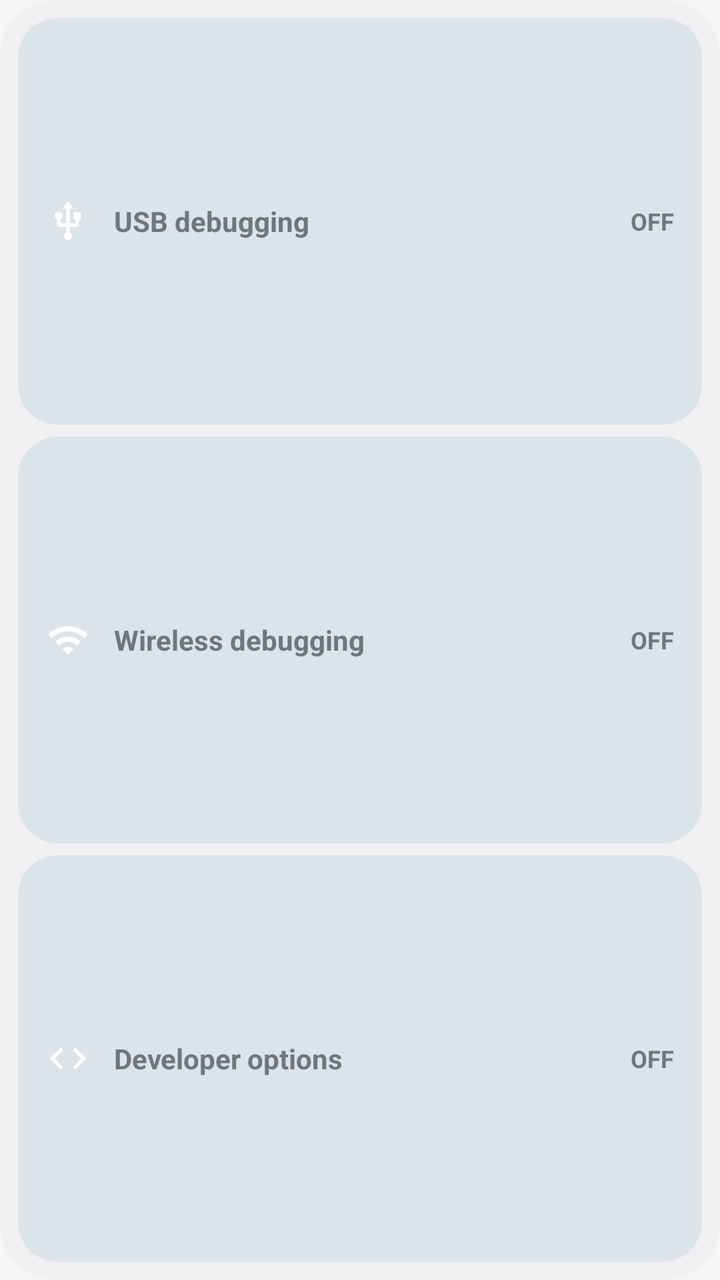
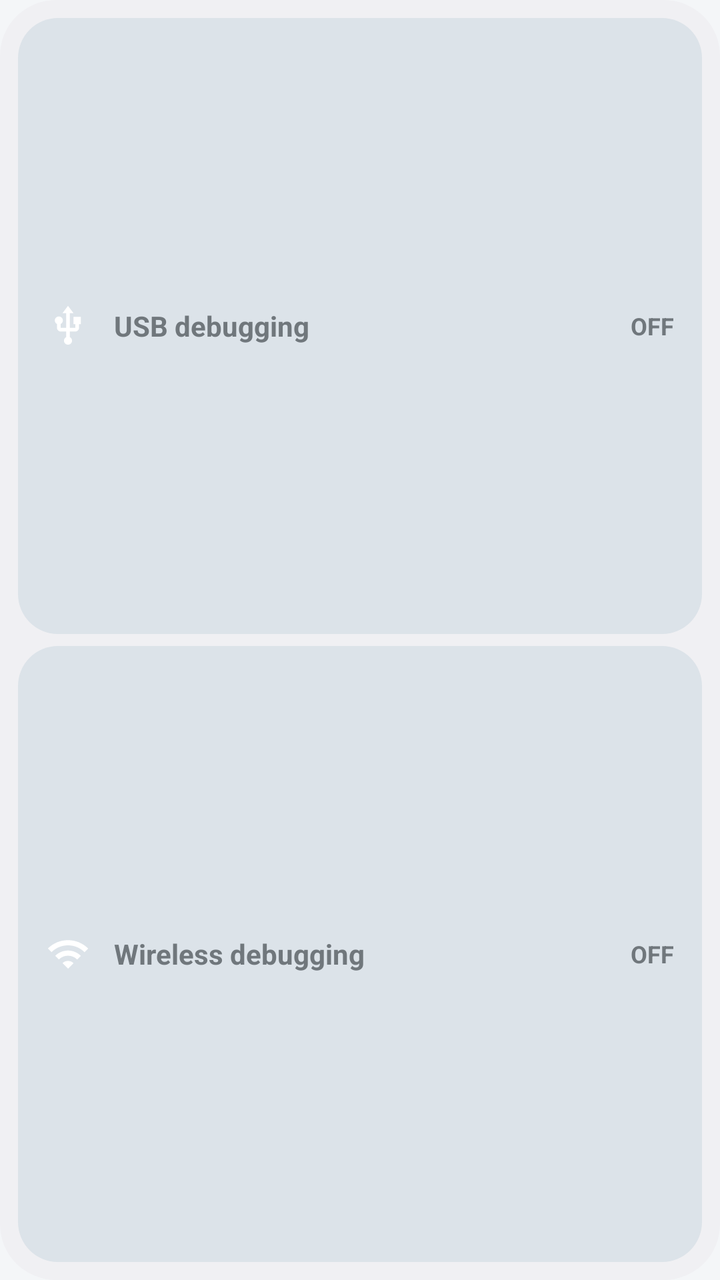

The first picture is an Android layout as it rendered before a commit; the second is the same layout after the commit. The layout source and the unified diff follow.
<!-- AndroidManifest.xml: application theme AppTheme -->
<!-- res/layout/widget_list.xml -->
<?xml version="1.0" encoding="utf-8"?>
<LinearLayout xmlns:android="http://schemas.android.com/apk/res/android"
    android:layout_width="match_parent"
    android:layout_height="match_parent"
    android:background="@drawable/widget_container"
    android:orientation="vertical"
    android:padding="6dp">

    <LinearLayout
        android:id="@+id/list_usb"
        android:layout_width="match_parent"
        android:layout_height="0dp"
        android:layout_margin="3dp"
        android:layout_weight="1"
        android:background="@drawable/widget_btn_off"
        android:gravity="center_vertical"
        android:orientation="horizontal"
        android:paddingStart="14dp"
        android:paddingEnd="14dp">

        <ImageView
            android:id="@+id/list_usb_icon"
            android:layout_width="22dp"
            android:layout_height="22dp"
            android:contentDescription="@null"
            android:src="@drawable/ic_usb" />

        <TextView
            android:id="@+id/list_usb_label"
            android:layout_width="0dp"
            android:layout_height="wrap_content"
            android:layout_marginStart="12dp"
            android:layout_weight="1"
            android:ellipsize="end"
            android:maxLines="1"
            android:text="@string/label_usb"
            android:textSize="14sp"
            android:textStyle="bold" />

        <TextView
            android:id="@+id/list_usb_state"
            android:layout_width="wrap_content"
            android:layout_height="wrap_content"
            android:text="@string/state_off"
            android:textSize="12sp"
            android:textStyle="bold" />
    </LinearLayout>

    <LinearLayout
        android:id="@+id/list_wireless"
        android:layout_width="match_parent"
        android:layout_height="0dp"
        android:layout_margin="3dp"
        android:layout_weight="1"
        android:background="@drawable/widget_btn_off"
        android:gravity="center_vertical"
        android:orientation="horizontal"
        android:paddingStart="14dp"
        android:paddingEnd="14dp">

        <ImageView
            android:id="@+id/list_wireless_icon"
            android:layout_width="22dp"
            android:layout_height="22dp"
            android:contentDescription="@null"
            android:src="@drawable/ic_wifi" />

        <TextView
            android:id="@+id/list_wireless_label"
            android:layout_width="0dp"
            android:layout_height="wrap_content"
            android:layout_marginStart="12dp"
            android:layout_weight="1"
            android:ellipsize="end"
            android:maxLines="1"
            android:text="@string/label_wireless"
            android:textSize="14sp"
            android:textStyle="bold" />

        <TextView
            android:id="@+id/list_wireless_state"
            android:layout_width="wrap_content"
            android:layout_height="wrap_content"
            android:text="@string/state_off"
            android:textSize="12sp"
            android:textStyle="bold" />
    </LinearLayout>

    <LinearLayout
        android:id="@+id/list_dev"
        android:layout_width="match_parent"
        android:layout_height="0dp"
        android:layout_margin="3dp"
        android:layout_weight="1"
        android:background="@drawable/widget_btn_off"
        android:gravity="center_vertical"
        android:orientation="horizontal"
        android:paddingStart="14dp"
        android:paddingEnd="14dp">

        <ImageView
            android:id="@+id/list_dev_icon"
            android:layout_width="22dp"
            android:layout_height="22dp"
            android:contentDescription="@null"
            android:src="@drawable/ic_code" />

        <TextView
            android:id="@+id/list_dev_label"
            android:layout_width="0dp"
            android:layout_height="wrap_content"
            android:layout_marginStart="12dp"
            android:layout_weight="1"
            android:ellipsize="end"
            android:maxLines="1"
            android:text="@string/label_dev"
            android:textSize="14sp"
            android:textStyle="bold" />

        <TextView
            android:id="@+id/list_dev_state"
            android:layout_width="wrap_content"
            android:layout_height="wrap_content"
            android:text="@string/state_off"
            android:textSize="12sp"
            android:textStyle="bold" />
    </LinearLayout>
</LinearLayout>
<!-- resources referenced by this layout -->
<resources>
  <!-- drawable ic_code (drawable) -->
  <?xml version="1.0" encoding="utf-8"?>
  <vector xmlns:android="http://schemas.android.com/apk/res/android"
      android:width="24dp"
      android:height="24dp"
      android:viewportWidth="24"
      android:viewportHeight="24">
      <path
          android:fillColor="#FFFFFFFF"
          android:pathData="M9.4,16.6L4.8,12l4.6,-4.6L8,6l-6,6 6,6 1.4,-1.4zM14.6,16.6l4.6,-4.6 -4.6,-4.6L16,6l6,6 -6,6 -1.4,-1.4z" />
  </vector>
  <!-- drawable ic_usb (drawable) -->
  <?xml version="1.0" encoding="utf-8"?>
  <vector xmlns:android="http://schemas.android.com/apk/res/android"
      android:width="24dp"
      android:height="24dp"
      android:viewportWidth="24"
      android:viewportHeight="24">
      <path
          android:fillColor="#FFFFFFFF"
          android:pathData="M15,7v4h1v2h-3V5h2l-3,-4 -3,4h2v8H8v-2.07c0.7,-0.37 1.2,-1.08 1.2,-1.93 0,-1.21 -0.99,-2.2 -2.2,-2.2 -1.21,0 -2.2,0.99 -2.2,2.2 0,0.85 0.5,1.56 1.2,1.93V13c0,1.11 0.89,2 2,2h3v3.05c-0.71,0.37 -1.2,1.1 -1.2,1.95 0,1.22 0.99,2.2 2.2,2.2 1.21,0 2.2,-0.98 2.2,-2.2 0,-0.85 -0.49,-1.58 -1.2,-1.95V15h3c1.11,0 2,-0.89 2,-2v-2h1V7h-4z" />
  </vector>
  <!-- drawable ic_wifi (drawable) -->
  <?xml version="1.0" encoding="utf-8"?>
  <vector xmlns:android="http://schemas.android.com/apk/res/android"
      android:width="24dp"
      android:height="24dp"
      android:viewportWidth="24"
      android:viewportHeight="24">
      <path
          android:fillColor="#FFFFFFFF"
          android:pathData="M1,9l2,2c4.97,-4.97 13.03,-4.97 18,0l2,-2C16.93,2.93 7.08,2.93 1,9zM9,17l3,3 3,-3c-1.65,-1.66 -4.34,-1.66 -6,0zM5,13l2,2c2.76,-2.76 7.24,-2.76 10,0l2,-2C15.14,9.14 8.87,9.14 5,13z" />
  </vector>
  <!-- drawable widget_btn_off (drawable) -->
  <?xml version="1.0" encoding="utf-8"?>
  <shape xmlns:android="http://schemas.android.com/apk/res/android">
      <solid android:color="@color/widget_off_bg" />
      <corners android:radius="@dimen/widget_inner_radius" />
  </shape>
  <!-- drawable widget_container (drawable) -->
  <?xml version="1.0" encoding="utf-8"?>
  <shape xmlns:android="http://schemas.android.com/apk/res/android">
      <solid android:color="@color/widget_bg" />
      <corners android:radius="@dimen/widget_radius" />
  </shape>
  <string name="label_dev">Developer options</string>
  <string name="label_usb">USB debugging</string>
  <string name="label_wireless">Wireless debugging</string>
  <string name="state_off">OFF</string>
  <style name="AppTheme" parent="android:Theme.DeviceDefault.DayNight">
          <item name="android:windowActionBar">false</item>
          <item name="android:windowNoTitle">true</item>
          <item name="android:windowBackground">@color/bg</item>
          <item name="android:colorAccent">@color/accent</item>
          <item name="android:statusBarColor">@color/bg</item>
          <item name="android:navigationBarColor">@color/bg</item>
          <item name="android:windowLightStatusBar">true</item>
          <item name="android:windowLightNavigationBar">true</item>
      </style>
  <color name="widget_off_bg">#FFE3E8EE</color>
  <dimen name="widget_inner_radius">16dp</dimen>
  <color name="widget_bg">#FFFFFFFF</color>
  <dimen name="widget_radius">24dp</dimen>
  <color name="bg">#FFF4F6F8</color>
  <color name="accent">#FF1E9E5A</color>
</resources>

<!-- the commit's change to res/layout/widget_list.xml (unified diff, before → after) -->
@@ -86,43 +86,4 @@
             android:textStyle="bold" />
     </LinearLayout>
 
-    <LinearLayout
-        android:id="@+id/list_dev"
-        android:layout_width="match_parent"
-        android:layout_height="0dp"
-        android:layout_margin="3dp"
-        android:layout_weight="1"
-        android:background="@drawable/widget_btn_off"
-        android:gravity="center_vertical"
-        android:orientation="horizontal"
-        android:paddingStart="14dp"
-        android:paddingEnd="14dp">
-
-        <ImageView
-            android:id="@+id/list_dev_icon"
-            android:layout_width="22dp"
-            android:layout_height="22dp"
-            android:contentDescription="@null"
-            android:src="@drawable/ic_code" />
-
-        <TextView
-            android:id="@+id/list_dev_label"
-            android:layout_width="0dp"
-            android:layout_height="wrap_content"
-            android:layout_marginStart="12dp"
-            android:layout_weight="1"
-            android:ellipsize="end"
-            android:maxLines="1"
-            android:text="@string/label_dev"
-            android:textSize="14sp"
-            android:textStyle="bold" />
-
-        <TextView
-            android:id="@+id/list_dev_state"
-            android:layout_width="wrap_content"
-            android:layout_height="wrap_content"
-            android:text="@string/state_off"
-            android:textSize="12sp"
-            android:textStyle="bold" />
-    </LinearLayout>
 </LinearLayout>
<!-- resource entries referenced after the edit -->
@@ -1,16 +1,5 @@
 <!-- resources referenced by this layout -->
 <resources>
-  <!-- drawable ic_code (drawable) -->
-  <?xml version="1.0" encoding="utf-8"?>
-  <vector xmlns:android="http://schemas.android.com/apk/res/android"
-      android:width="24dp"
-      android:height="24dp"
-      android:viewportWidth="24"
-      android:viewportHeight="24">
-      <path
-          android:fillColor="#FFFFFFFF"
-          android:pathData="M9.4,16.6L4.8,12l4.6,-4.6L8,6l-6,6 6,6 1.4,-1.4zM14.6,16.6l4.6,-4.6 -4.6,-4.6L16,6l6,6 -6,6 -1.4,-1.4z" />
-  </vector>
   <!-- drawable ic_usb (drawable) -->
   <?xml version="1.0" encoding="utf-8"?>
   <vector xmlns:android="http://schemas.android.com/apk/res/android"
@@ -45,7 +34,6 @@
       <solid android:color="@color/widget_bg" />
       <corners android:radius="@dimen/widget_radius" />
   </shape>
-  <string name="label_dev">Developer options</string>
   <string name="label_usb">USB debugging</string>
   <string name="label_wireless">Wireless debugging</string>
   <string name="state_off">OFF</string>
